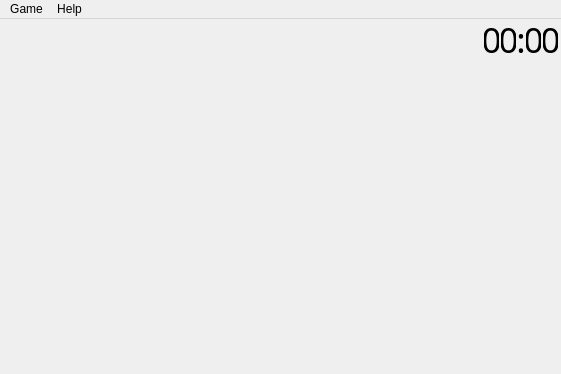
This is mainwindow.ui in q-g-j/qminesweeper as Qt 5 draws it before an edit. The edited form follows.
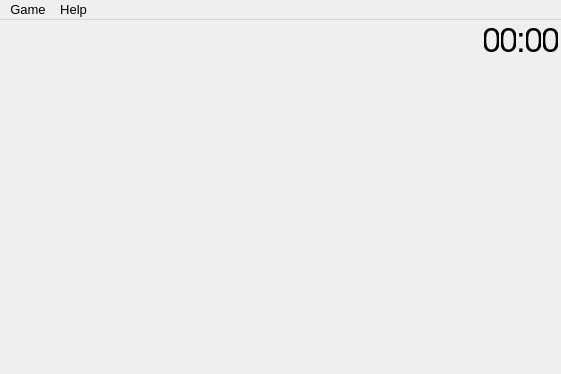
This is the edited form.

Commit message: changed Menu font

```diff
--- a/mainwindow.ui
+++ b/mainwindow.ui
@@ -68,8 +68,8 @@
        </font>
       </property>
       <property name="styleSheet">
-       <string notr="true">QLabel#timerTenMinutes {
-	color: red;
+       <string notr="true">QWidget {
+	outline: none;
 }</string>
       </property>
       <layout class="QHBoxLayout" name="horizontalLayout">
@@ -126,7 +126,6 @@
          </property>
          <property name="font">
           <font>
-           <family>Noto Sans Condensed Medium</family>
            <pointsize>26</pointsize>
            <italic>false</italic>
           </font>
@@ -192,9 +191,6 @@
            <height>16777215</height>
           </size>
          </property>
-         <property name="styleSheet">
-          <string notr="true"/>
-         </property>
          <property name="text">
           <string/>
          </property>
@@ -238,7 +234,6 @@
          </property>
          <property name="font">
           <font>
-           <family>Noto Sans Condensed Medium</family>
            <pointsize>26</pointsize>
            <italic>false</italic>
           </font>
@@ -306,7 +301,6 @@
          </property>
          <property name="font">
           <font>
-           <family>Noto Sans Condensed Medium</family>
            <pointsize>26</pointsize>
            <italic>false</italic>
           </font>
@@ -352,7 +346,6 @@
          </property>
          <property name="font">
           <font>
-           <family>Noto Sans Condensed Medium</family>
            <pointsize>26</pointsize>
            <italic>false</italic>
           </font>
@@ -404,7 +397,6 @@
          </property>
          <property name="font">
           <font>
-           <family>Noto Sans Condensed Medium</family>
            <pointsize>26</pointsize>
            <italic>false</italic>
           </font>
@@ -472,7 +464,6 @@
          </property>
          <property name="font">
           <font>
-           <family>Noto Sans Condensed Medium</family>
            <pointsize>26</pointsize>
            <italic>false</italic>
           </font>
@@ -554,10 +545,20 @@
      <x>0</x>
      <y>0</y>
      <width>561</width>
-     <height>30</height>
+     <height>20</height>
     </rect>
    </property>
+   <property name="font">
+    <font>
+     <pointsize>10</pointsize>
+    </font>
+   </property>
    <widget class="QMenu" name="menuGame">
+    <property name="font">
+     <font>
+      <pointsize>10</pointsize>
+     </font>
+    </property>
     <property name="title">
      <string>Game</string>
     </property>
```
Left out of the diff: 5 changed lines with no effect on the pictures. The commit also changes 2 other files.
